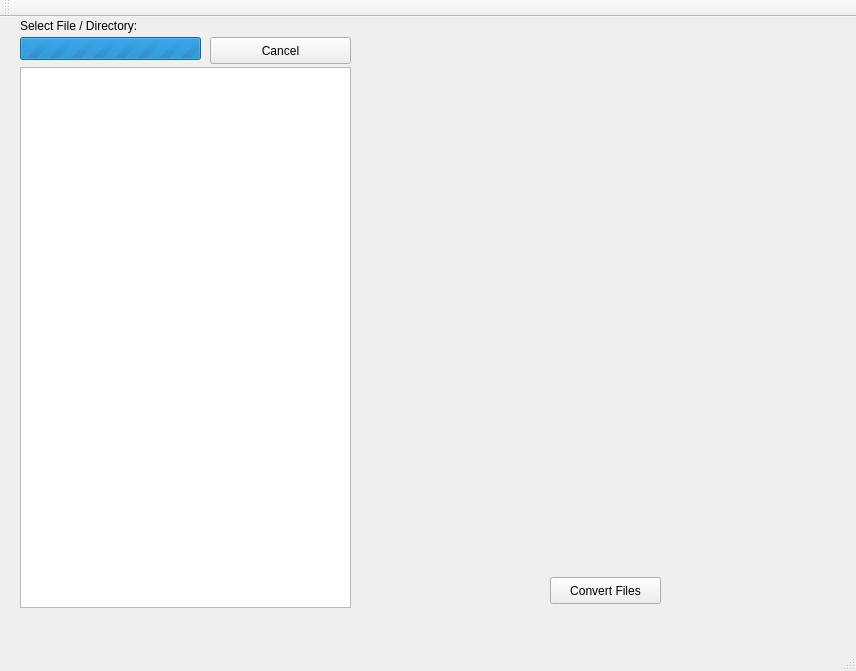
Old version of the form qt_creator_project/bbp-qt/mainwindow.ui in the repository bestimmaa/batch-image-resizer-qt-opencv.
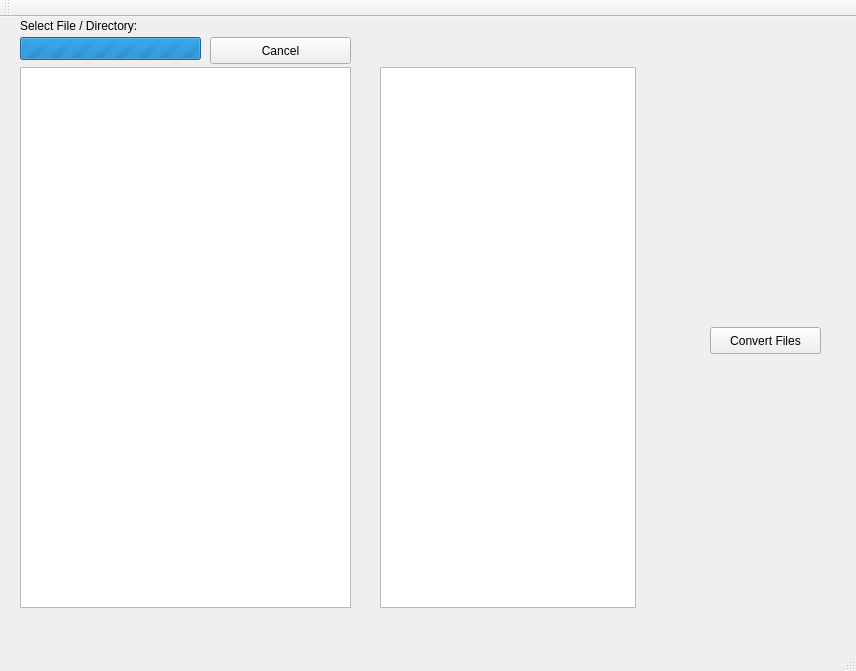
New version of the form.

Commit message: wired a model for the list view

Diff of the .ui file:
```diff
--- a/qt_creator_project/bbp-qt/mainwindow.ui
+++ b/qt_creator_project/bbp-qt/mainwindow.ui
@@ -43,8 +43,8 @@
    <widget class="QPushButton" name="buttonConvert">
     <property name="geometry">
      <rect>
-      <x>550</x>
-      <y>560</y>
+      <x>710</x>
+      <y>310</y>
       <width>111</width>
       <height>27</height>
      </rect>
@@ -82,6 +82,16 @@
      <string>Cancel</string>
     </property>
    </widget>
+   <widget class="QListView" name="imagesList">
+    <property name="geometry">
+     <rect>
+      <x>380</x>
+      <y>50</y>
+      <width>256</width>
+      <height>541</height>
+     </rect>
+    </property>
+   </widget>
   </widget>
   <widget class="QMenuBar" name="menuBar">
    <property name="geometry">
```
The commit also changes 6 other files.
